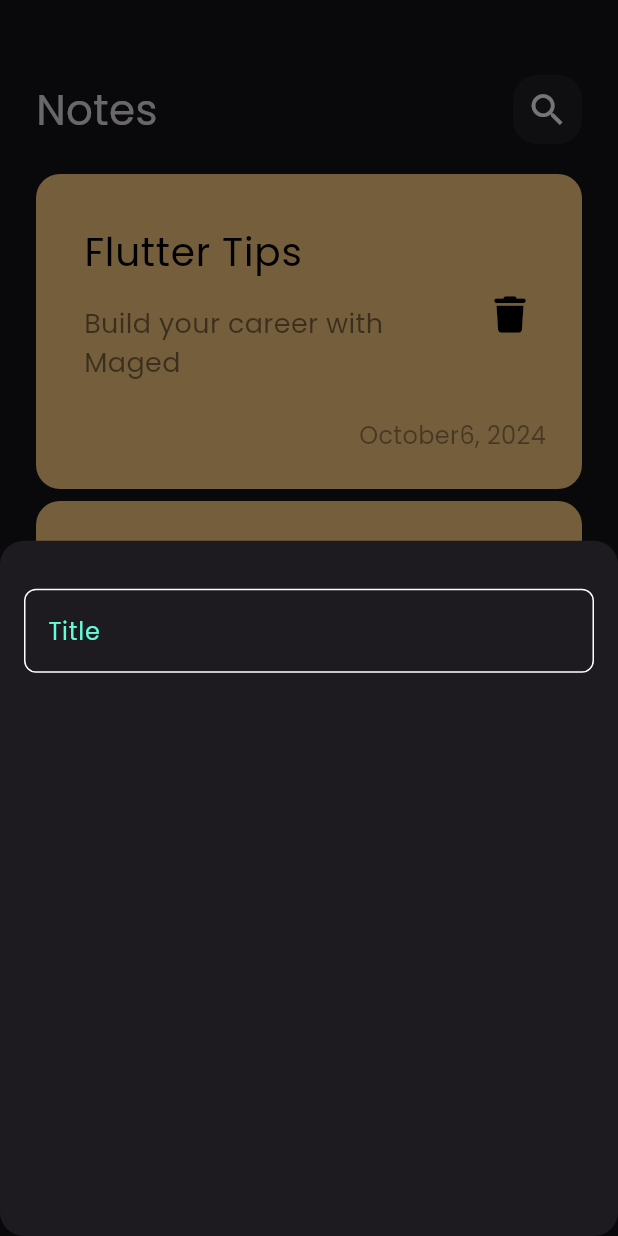
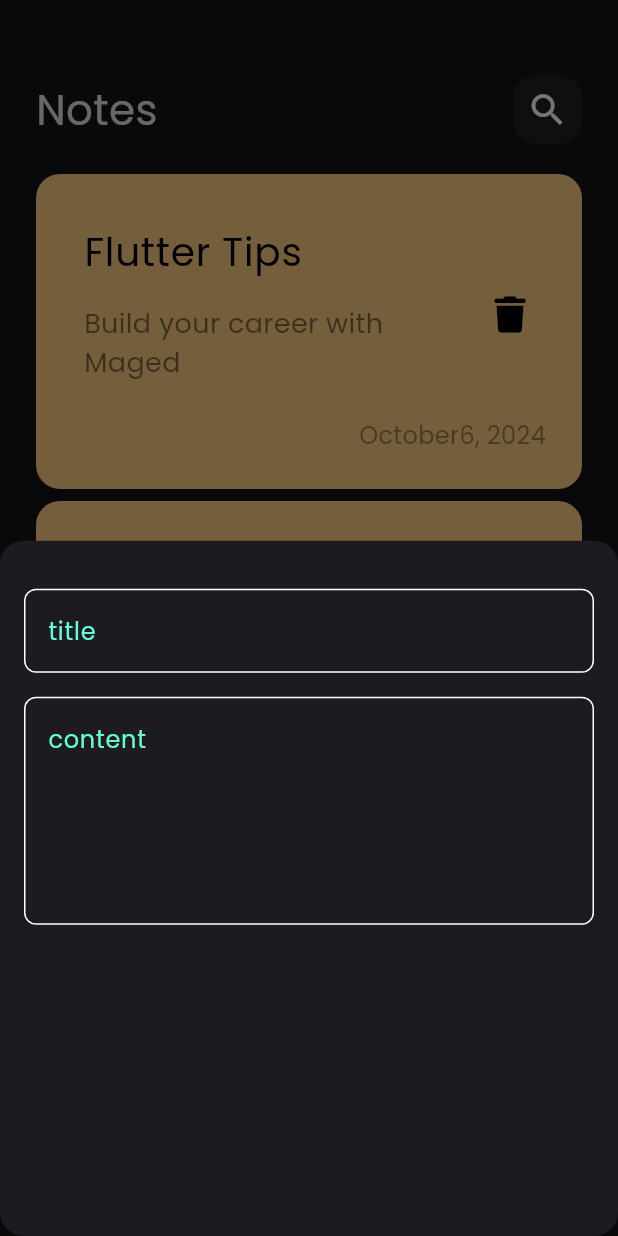
Before and after one commit to MidoMigo1/NotesApp, a Flutter app: the screen it shows after launch, after a tap on the "add" icon, on a phone screen of 412 x 824 dp. Run offline on Flutter 3.47's test engine with Material 3 defaults, Android fonts, the phone set to English and light mode, and no system bars; our stand-ins replace font_awesome_flutter.

Commit message:
added fields to bottom sheet

```diff
--- a/lib/widgets/add_note_bottom_sheet.dart
+++ b/lib/widgets/add_note_bottom_sheet.dart
@@ -9,7 +9,19 @@ class AddNoteBottomSheet extends StatelessWidget {
     return Padding(
       padding: const EdgeInsets.symmetric(horizontal: 16),
       child: Column(
-        children: [SizedBox(height: 32), CustomTextField()],
+        children: [
+          SizedBox(height: 32),
+          CustomTextField(
+            hint: 'title',
+          ),
+          SizedBox(
+            height: 16,
+          ),
+          CustomTextField(
+            hint: 'content',
+            maxLines: 5,
+          ),
+        ],
       ),
     );
   }
--- a/lib/widgets/custom_text_field.dart
+++ b/lib/widgets/custom_text_field.dart
@@ -2,14 +2,18 @@ import 'package:flutter/material.dart';
 import 'package:notes_app/constants.dart';
 
 class CustomTextField extends StatelessWidget {
-  const CustomTextField({super.key});
+  const CustomTextField({super.key, required this.hint, this.maxLines = 1});
+
+  final String hint;
+  final int maxLines;
 
   @override
   Widget build(BuildContext context) {
     return TextField(
       cursorColor: kPrimaryColor,
+      maxLines: maxLines,
       decoration: InputDecoration(
-          hintText: 'Title',
+          hintText: hint,
           hintStyle: TextStyle(color: kPrimaryColor),
           border: buildBorder(),
           enabledBorder: buildBorder(),
```
